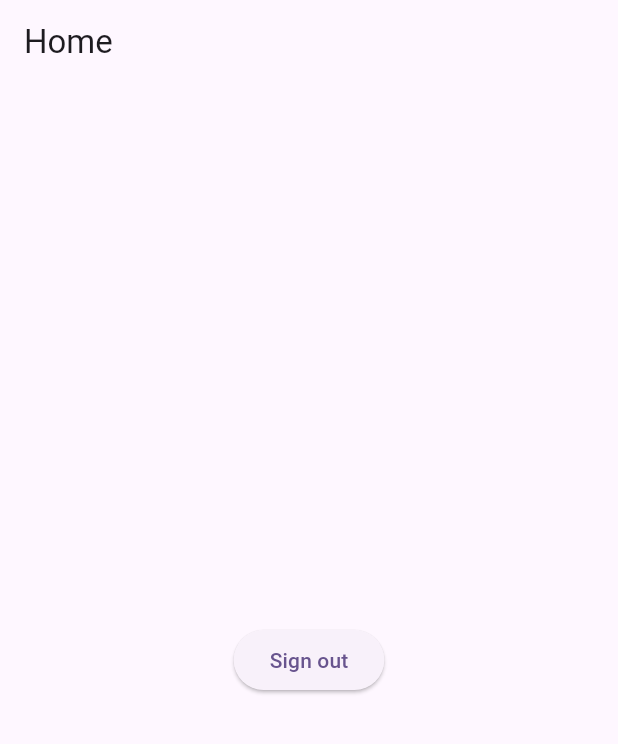
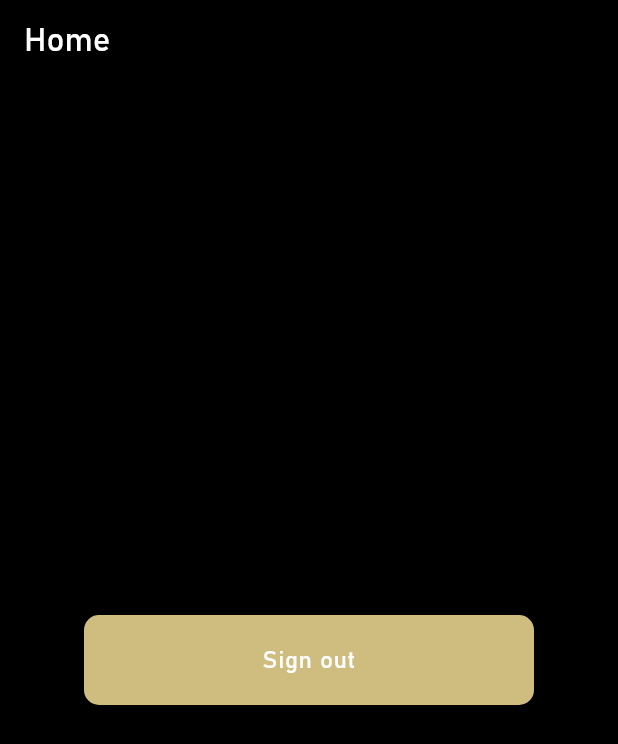
Before and after one commit to birajchhetri30/BlogVerse, a Flutter app: the Home screen opened directly, on a phone screen of 412 x 824 dp. Shown: the top 744 px of the screen. Run offline on Flutter 3.47's test engine with Material 2 defaults, Android fonts, the phone set to English and light mode, and no system bars; our stand-ins replace firebase_auth, firebase_core; accounts and stored records are empty; network calls fail.

```diff
--- a/lib/main.dart
+++ b/lib/main.dart
@@ -1,11 +1,10 @@
-// ignore_for_file: use_build_context_synchronously
-
 import 'package:firebase_core/firebase_core.dart';
 import 'firebase_options.dart';
 import 'package:firebase_auth/firebase_auth.dart';
 
 import 'package:flutter/material.dart';
 import 'package:blogapp/login.dart';
+import 'package:blogapp/theme.dart';
 
 void main() async {
   WidgetsFlutterBinding.ensureInitialized();
@@ -19,16 +18,12 @@ void main() async {
 class MyApp extends StatelessWidget {
   const MyApp({super.key});
 
-  // This widget is the root of your application.
   @override
   Widget build(BuildContext context) {
     return MaterialApp(
       title: 'Flutter Demo',
       debugShowCheckedModeBanner: false,
-      theme: ThemeData(
-        colorScheme: ColorScheme.fromSeed(seedColor: Colors.deepPurple),
-        useMaterial3: true,
-      ),
+      theme: CustomTheme().getTheme(),
       home: (FirebaseAuth.instance.currentUser != null)
           ? const Home()
           : const Login(),
@@ -46,10 +41,10 @@ class Home extends StatefulWidget {
 class _HomeState extends State<Home> {
   @override
   Widget build(BuildContext context) {
-    var reuse = ReusableWidgets();
+    var reuse = ReusableWidgets(context);
 
     return Scaffold(
-      appBar: AppBar(title: Text("Home")),
+      appBar: AppBar(title: const Text("Home")),
       body: Center(
           child: reuse.createButton(
               buttonText: "Sign out", onPressed: logoutAccount)),
@@ -65,23 +60,59 @@ class _HomeState extends State<Home> {
 }
 
 class ReusableWidgets {
+  BuildContext context;
+
+  ReusableWidgets(this.context);
+
   Widget createTextField(
       {required String labelText,
       TextEditingController? controller,
       bool isPassword = false}) {
+    var theme = Theme.of(context);
     return SizedBox(
       width: 300,
       child: TextFormField(
         controller: controller,
-        decoration: InputDecoration(labelText: labelText, isDense: true),
+        decoration: InputDecoration(
+            labelText: labelText,
+            labelStyle: TextStyle(color: theme.colorScheme.onBackground),
+            floatingLabelStyle:
+                TextStyle(color: theme.colorScheme.onBackground),
+            isDense: true,
+            enabledBorder: UnderlineInputBorder(
+                borderSide:
+                    BorderSide(color: theme.colorScheme.secondary, width: 2)),
+            focusedBorder: OutlineInputBorder(
+                borderSide:
+                    BorderSide(color: theme.colorScheme.secondary, width: 2))),
         obscureText: isPassword,
       ),
     );
   }
 
   Widget createButton(
-      {required String buttonText, required Function() onPressed}) {
-    return ElevatedButton(onPressed: onPressed, child: Text(buttonText));
+      {required String buttonText,
+      required Function() onPressed,
+      double width = 300,
+      double height = 60,
+      OutlinedBorder? shape,
+      Color? buttonColor,
+      Color? textColor}) {
+    var theme = Theme.of(context);
+    var textStyle = theme.textTheme.bodyLarge!.copyWith(
+        color: (textColor != null) ? textColor : theme.colorScheme.onSecondary);
+
+    return ElevatedButton(
+        style: ElevatedButton.styleFrom(
+          backgroundColor:
+              (buttonColor != null) ? buttonColor : theme.colorScheme.secondary,
+          fixedSize: Size(width, height),
+          shape: (shape != null)
+              ? shape
+              : RoundedRectangleBorder(borderRadius: BorderRadius.circular(10)),
+        ),
+        onPressed: onPressed,
+        child: Text(buttonText, style: textStyle));
   }
 
   Widget createIconButton({Icon? icon, String? buttonText}) {
```
